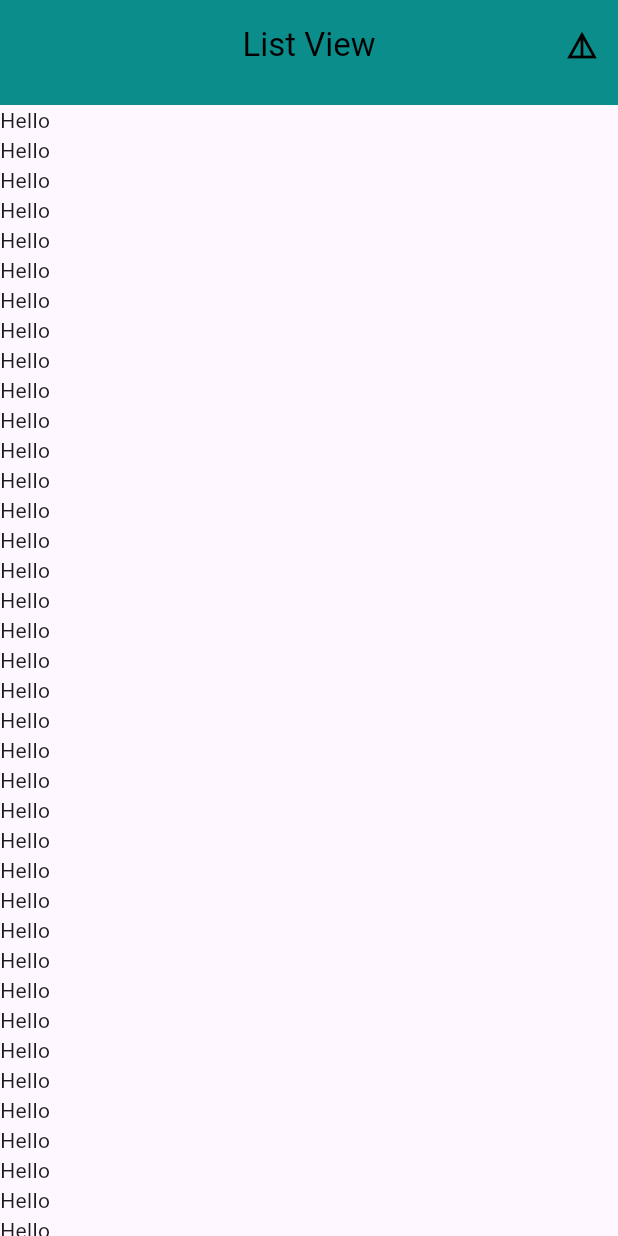
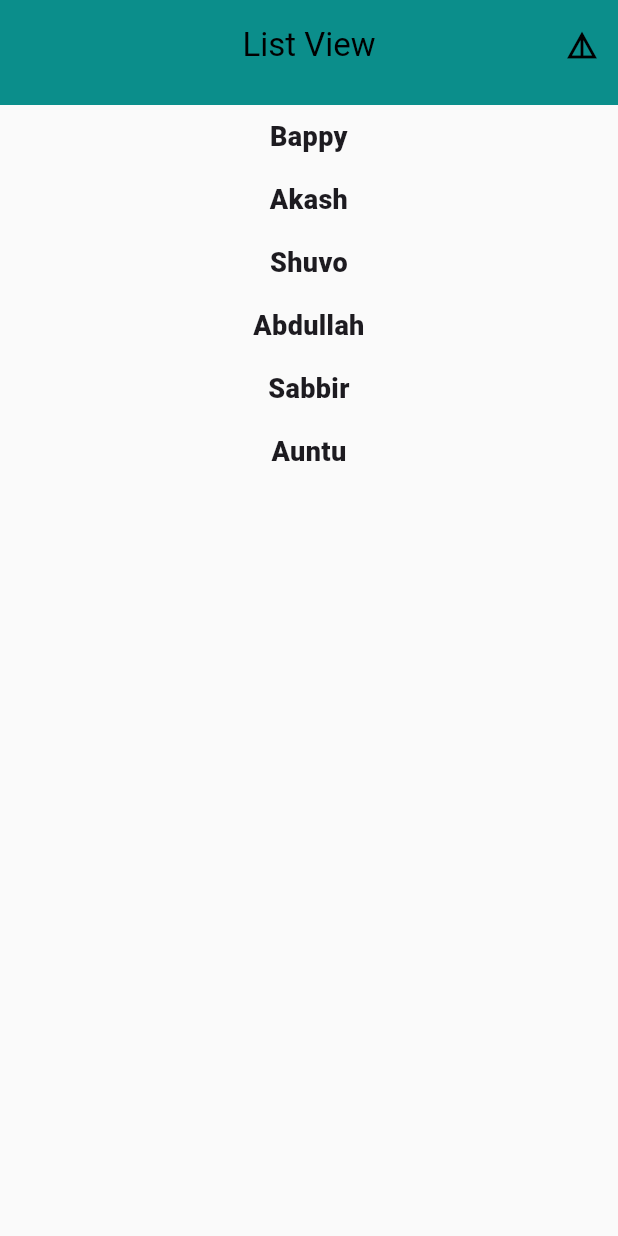
Before and after one commit to mdbappy21/flutter_practice, a Flutter app: the FourthScreen screen opened directly, on a phone screen of 412 x 824 dp. Run offline on Flutter 3.47's test engine with Material 3 defaults, Android fonts, the phone set to English and light mode, and no system bars; network calls fail.

```diff
--- a/lib/Screens/FourthScreen.dart
+++ b/lib/Screens/FourthScreen.dart
@@ -1,62 +1,80 @@
 import 'package:flutter/material.dart';
 import 'package:flutter_practice/widgets/appBar.dart';
 
-class FourthScreen extends StatelessWidget{
+class FourthScreen extends StatelessWidget {
+  List<String> StudentName = [
+    "Bappy",
+    "Akash",
+    "Shuvo",
+    "Abdullah",
+    "Sabbir",
+    "Auntu"
+  ];
+
   @override
   Widget build(BuildContext context) {
     return Scaffold(
-      appBar: appBar(title: "List View",),
-      body: ListView(
-        children: const [
-          Text("Hello"),
-          Text("Hello"),
-          Text("Hello"),
-          Text("Hello"),
-          Text("Hello"),
-          Text("Hello"),
-          Text("Hello"),
-          Text("Hello"),
-          Text("Hello"),
-          Text("Hello"),
-          Text("Hello"),
-          Text("Hello"),
-          Text("Hello"),
-          Text("Hello"),
-          Text("Hello"),
-          Text("Hello"),
-          Text("Hello"),
-          Text("Hello"),
-          Text("Hello"),
-          Text("Hello"),
-          Text("Hello"),
-          Text("Hello"),
-          Text("Hello"),
-          Text("Hello"),
-          Text("Hello"),
-          Text("Hello"),
-          Text("Hello"),
-          Text("Hello"),
-          Text("Hello"),
-          Text("Hello"),
-          Text("Hello"),
-          Text("Hello"),
-          Text("Hello"),
-          Text("Hello"),
-          Text("Hello"),
-          Text("Hello"),
-          Text("Hello"),
-          Text("Hello"),
-          Text("Hello"),
-          Text("Hello"),
-          Text("Hello"),
-          Text("Hello"),
-          Text("Hello"),
-          Text("Hello"),
-          Text("Hello"),
-          Text("Hello"),
-        ],
+      backgroundColor: Colors.grey.shade50,
+      appBar: appBar(
+        title: "List View",
+      ),
+      body: ListView.builder(
+        itemCount: StudentName.length,
+        itemBuilder: (BuildContext context, int index) {
+          return Padding(
+            padding: const EdgeInsets.all(8.0),
+            child: Text(
+              textAlign: TextAlign.center,
+              "${StudentName[index]}",
+              style: TextStyle(fontSize: 18, fontWeight: FontWeight.w900),
+            ),
+          );
+        },
+        // children: const [
+        //   // Text("Hello"),
+        //   // Text("Hello"),
+        //   // Text("Hello"),
+        //   // Text("Hello"),
+        //   // Text("Hello"),
+        //   // Text("Hello"),
+        //   // Text("Hello"),
+        //   // Text("Hello"),
+        //   // Text("Hello"),
+        //   // Text("Hello"),
+        //   // Text("Hello"),
+        //   // Text("Hello"),
+        //   // Text("Hello"),
+        //   // Text("Hello"),
+        //   // Text("Hello"),
+        //   // Text("Hello"),
+        //   // Text("Hello"),
+        //   // Text("Hello"),
+        //   // Text("Hello"),
+        //   // Text("Hello"),
+        //   // Text("Hello"),
+        //   // Text("Hello"),
+        //   // Text("Hello"),
+        //   // Text("Hello"),
+        //   // Text("Hello"),
+        //   // Text("Hello"),
+        //   // Text("Hello"),
+        //   // Text("Hello"),
+        //   // Text("Hello"),
+        //   // Text("Hello"),
+        //   // Text("Hello"),
+        //   // Text("Hello"),
+        //   // Text("Hello"),
+        //   // Text("Hello"),
+        //   // Text("Hello"),
+        //   // Text("Hello"),
+        //   // Text("Hello"),
+        //   // Text("Hello"),
+        //   // Text("Hello"),
+        //   // Text("Hello"),
+        //   // Text("Hello"),
+        //
+        // ],
       ),
     );
   }
-
 }
```
